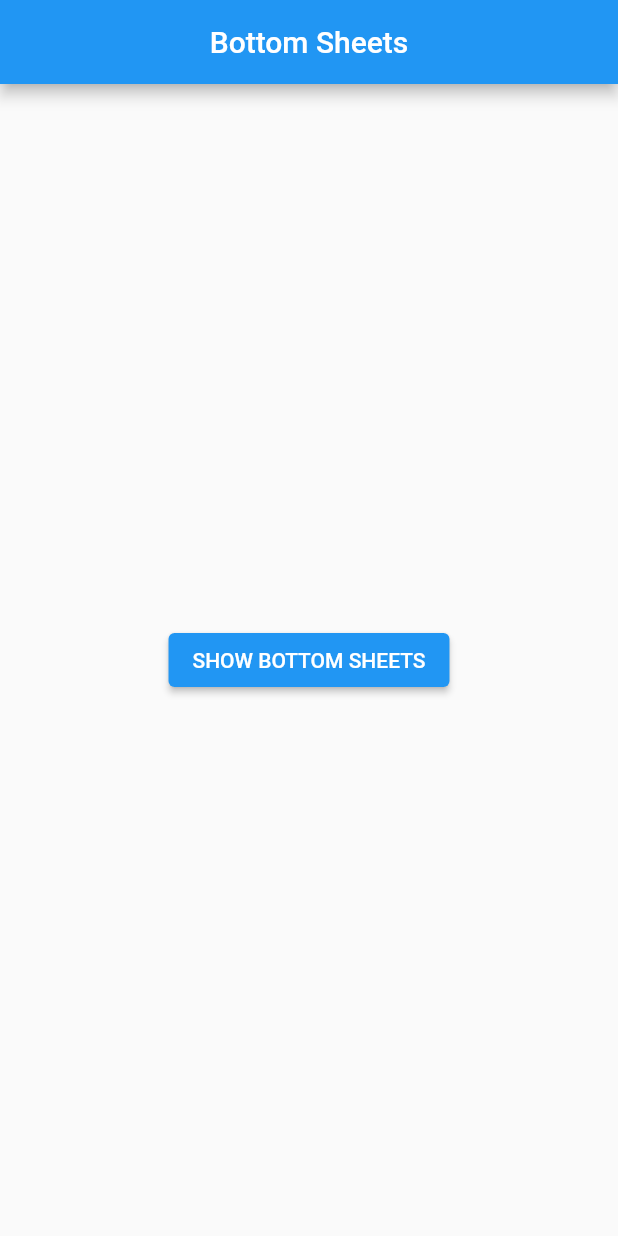
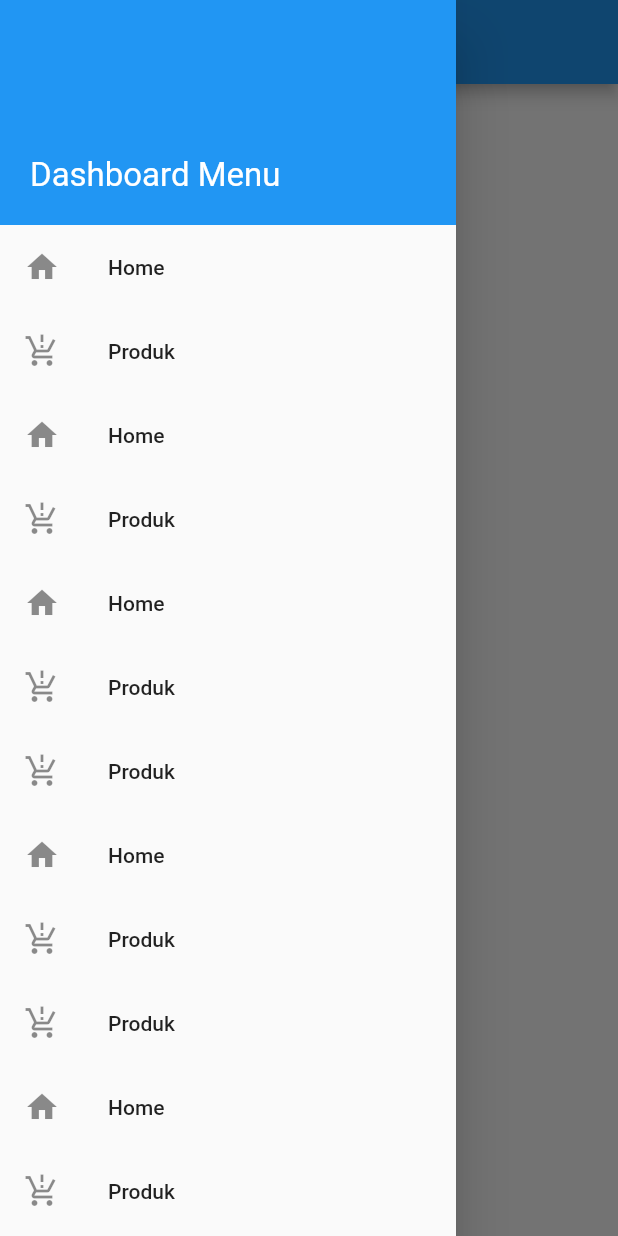
Before and after one commit to Dedenugroho16/belajar_flutter, a Flutter app: the screen it shows after launch, with the side drawer open (before the commit the screen has no drawer), on a phone screen of 412 x 824 dp. Run offline on Flutter 3.47's test engine with Material 2 defaults, Android fonts, the phone set to English and light mode, and no system bars.

Commit message:
Drawer 'Menu'

```diff
--- a/lib/main.dart
+++ b/lib/main.dart
@@ -2,7 +2,7 @@
 
 import 'package:flutter/material.dart';
 
-void main(){
+void main() {
   runApp(MyApp());
 }
 
@@ -26,58 +26,140 @@ class HomePage extends StatelessWidget {
   Widget build(BuildContext context) {
     return Scaffold(
       appBar: AppBar(
-        title: Text("Bottom Sheets"),
+        title: Text("Drawer"),
         centerTitle: true,
       ),
-
-      body: Center(
-        child: Padding(
-          padding: EdgeInsets.all(30),
-          child: ElevatedButton(
-            onPressed: (){
-              showModalBottomSheet(
-                isDismissible: false,
-                context: context,
-                builder: (context) => Container(
-                  height: 270,
+      drawer: Drawer(
+          child: Column(
+        children: [
+          Container(
+            padding: EdgeInsets.all(20),
+            alignment: Alignment.bottomLeft,
+            color: Colors.blue,
+            width: double.infinity,
+            height: 150,
+            child: Text(
+              "Dashboard Menu",
+              style: TextStyle(
                 color: Colors.white,
+                fontSize: 22,
+              ),
+            ),
+          ),
+          Expanded(
             child: ListView(
+              padding: EdgeInsets.zero,
               children: [
                 ListTile(
-                        onTap: () => print("Klik Photo"),
-                        leading: Icon(Icons.photo),
-                        title: Text("Photo"),
+                  onTap: () {
+                    print("Home Diklik");
+                  },
+                  leading: Icon(Icons.home),
+                  title: Text("Home"),
                 ),
                 ListTile(
-                        onTap: () => print("Klik Music"),
-                        leading: Icon(Icons.music_note_rounded),
-                        title: Text("Music"),
+                  onTap: () {
+                    print("Produk Diklik");
+                  },
+                  leading: Icon(Icons.production_quantity_limits_sharp),
+                  title: Text("Produk"),
                 ),
                 ListTile(
-                        onTap: () => print("Klik Video"),
-                        leading: Icon(Icons.video_file_rounded),
-                        title: Text("Video"),
+                  onTap: () {
+                    print("Home Diklik");
+                  },
+                  leading: Icon(Icons.home),
+                  title: Text("Home"),
                 ),
                 ListTile(
-                        onTap: () => print("Klik Share"),
-                        leading: Icon(Icons.share),
-                        title: Text("Share"),
+                  onTap: () {
+                    print("Produk Diklik");
+                  },
+                  leading: Icon(Icons.production_quantity_limits_sharp),
+                  title: Text("Produk"),
                 ),
                 ListTile(
-                        onTap: () => Navigator.pop(context),
-                        leading: Icon(Icons.cancel),
-                        title: Text("Cancel"),
+                  onTap: () {
+                    print("Home Diklik");
+                  },
+                  leading: Icon(Icons.home),
+                  title: Text("Home"),
+                ),
+                ListTile(
+                  onTap: () {
+                    print("Produk Diklik");
+                  },
+                  leading: Icon(Icons.production_quantity_limits_sharp),
+                  title: Text("Produk"),
+                ),
+                ListTile(
+                  onTap: () {
+                    print("Produk Diklik");
+                  },
+                  leading: Icon(Icons.production_quantity_limits_sharp),
+                  title: Text("Produk"),
+                ),
+                ListTile(
+                  onTap: () {
+                    print("Home Diklik");
+                  },
+                  leading: Icon(Icons.home),
+                  title: Text("Home"),
+                ),
+                ListTile(
+                  onTap: () {
+                    print("Produk Diklik");
+                  },
+                  leading: Icon(Icons.production_quantity_limits_sharp),
+                  title: Text("Produk"),
+                ),
+                ListTile(
+                  onTap: () {
+                    print("Produk Diklik");
+                  },
+                  leading: Icon(Icons.production_quantity_limits_sharp),
+                  title: Text("Produk"),
+                ),
+                ListTile(
+                  onTap: () {
+                    print("Home Diklik");
+                  },
+                  leading: Icon(Icons.home),
+                  title: Text("Home"),
+                ),
+                ListTile(
+                  onTap: () {
+                    print("Produk Diklik");
+                  },
+                  leading: Icon(Icons.production_quantity_limits_sharp),
+                  title: Text("Produk"),
+                ),
+                ListTile(
+                  onTap: () {
+                    print("Produk Diklik");
+                  },
+                  leading: Icon(Icons.production_quantity_limits_sharp),
+                  title: Text("Produk"),
+                ),
+                ListTile(
+                  onTap: () {
+                    print("Home Diklik");
+                  },
+                  leading: Icon(Icons.home),
+                  title: Text("Home"),
+                ),
+                ListTile(
+                  onTap: () {
+                    print("Produk Diklik");
+                  },
+                  leading: Icon(Icons.production_quantity_limits_sharp),
+                  title: Text("Produk"),
                 ),
               ],
             ),
           )
-              );
-            },
-            child: Text("SHOW BOTTOM SHEETS"),
-          ),
-        ),
-      ),
-
+        ],
+      )),
     );
   }
 }
```
Lines whose indentation alone changed are shown as unchanged.
